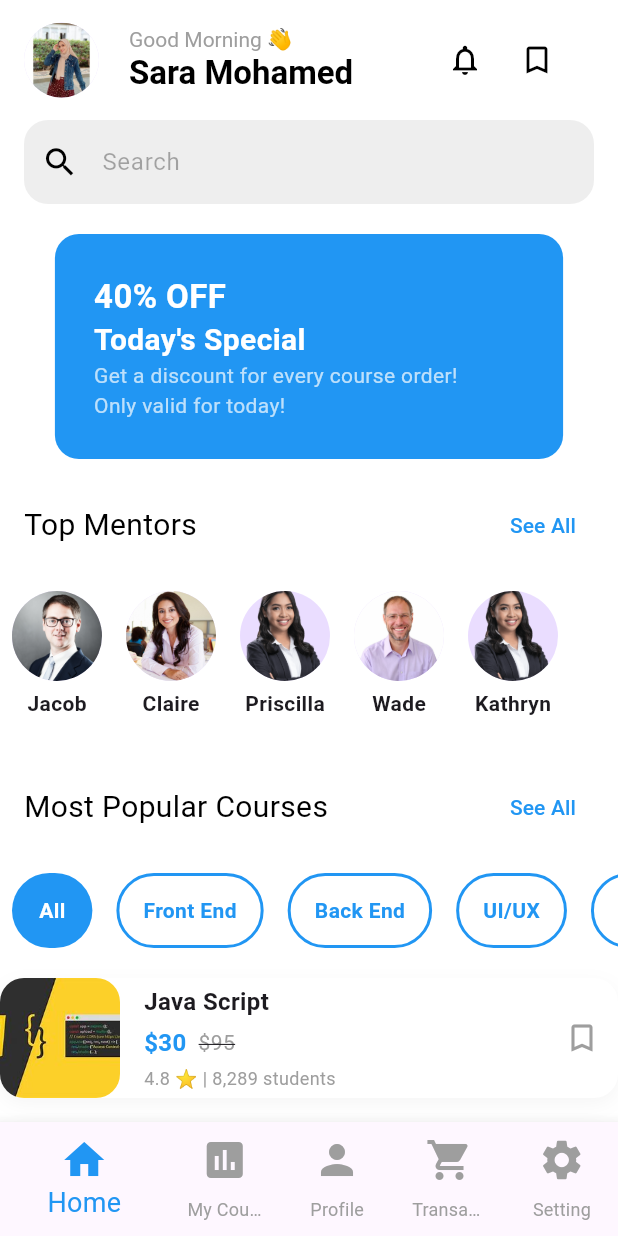
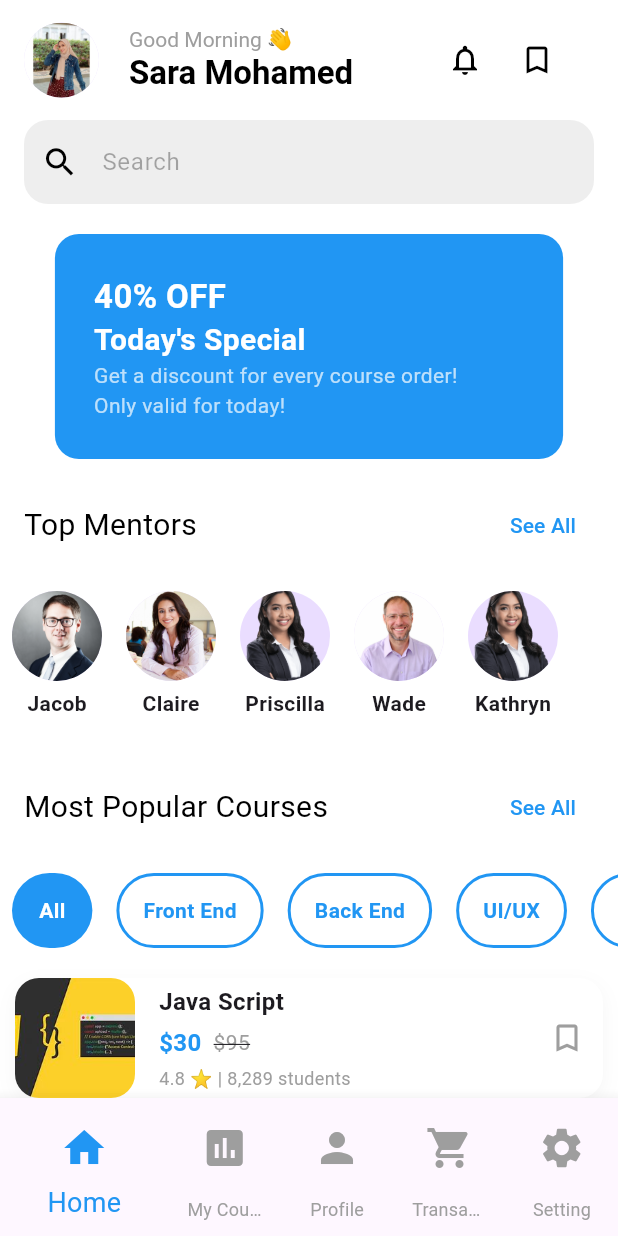
Before and after one commit to SaraMo29/TechTonic, a Flutter app: the HomeScreen screen opened directly, on a phone screen of 412 x 824 dp. Run offline on Flutter 3.47's test engine with Material 3 defaults, Android fonts, the phone set to English and light mode, and no system bars; drawn by our look-alikes of carousel_slider; our stand-ins replace get, introduction_screen, shared_preferences; accounts and stored records are empty.

Commit message:
first semester last commit ISA🫠

```diff
--- a/lib/main.dart
+++ b/lib/main.dart
@@ -4,12 +4,12 @@ import 'package:graduation_project/controllers/theme_controller.dart';
 import 'package:graduation_project/screens/splash_screen.dart';
 
 void main() {
-  runApp( MyApp());
+  runApp(MyApp());
 }
 
 class MyApp extends StatelessWidget {
   final ThemeController themeController = Get.put(ThemeController());
-   MyApp({super.key});
+  MyApp({super.key});
   @override
   Widget build(BuildContext context) {
     return Obx(() {
--- a/lib/screens/home_screen.dart
+++ b/lib/screens/home_screen.dart
@@ -4,6 +4,7 @@ import 'package:graduation_project/components/const_promo_card.dart';
 import 'package:graduation_project/components/cours_card.dart';
 import 'package:graduation_project/components/filters_listView.dart';
 import 'package:graduation_project/components/user_needs.dart';
+import 'package:graduation_project/screens/profile_screen.dart';
 
 class HomeScreen extends StatefulWidget {
   HomeScreen({super.key});
@@ -28,6 +29,7 @@ class _HomeScreenState extends State<HomeScreen> {
     return Scaffold(
       backgroundColor: Colors.white,
       appBar: AppBar(
+        automaticallyImplyLeading: false,
         backgroundColor: Colors.transparent,
         elevation: 0,
         toolbarHeight: 80,
@@ -40,7 +42,7 @@ class _HomeScreenState extends State<HomeScreen> {
             SizedBox(width: 20),
             Column(
               crossAxisAlignment: CrossAxisAlignment.start,
-              children:  [
+              children: [
                 Text(
                   "Good Morning 👋",
                   style: TextStyle(fontSize: 14, color: Colors.grey),
@@ -80,8 +82,7 @@ class _HomeScreenState extends State<HomeScreen> {
                 decoration: InputDecoration(
                   hintText: "Search",
                   hintStyle: const TextStyle(
-                      color: Color.fromARGB(83, 0, 0, 0),
-                      fontSize: 16),
+                      color: Color.fromARGB(83, 0, 0, 0), fontSize: 16),
                   prefixIcon: const Icon(
                     Icons.search,
                     size: 25,
@@ -93,16 +94,17 @@ class _HomeScreenState extends State<HomeScreen> {
                     borderRadius: BorderRadius.circular(16),
                     borderSide: BorderSide.none,
                   ),
-                  contentPadding: const EdgeInsets.symmetric(
-                      vertical: 16),
+                  contentPadding: const EdgeInsets.symmetric(vertical: 16),
                 ),
               ),
             ),
             const SizedBox(height: 20),
             PromoCarousel(),
-            const SizedBox(height: 20,),
+            const SizedBox(
+              height: 20,
+            ),
             const Padding(
-              padding:   EdgeInsets.symmetric(horizontal: 16.0),
+              padding: EdgeInsets.symmetric(horizontal: 16.0),
               child: UserNeeds(
                 question: "Top Mentors",
                 answer: "See All",
@@ -111,7 +113,9 @@ class _HomeScreenState extends State<HomeScreen> {
                 mainAxisAlignment: MainAxisAlignment.spaceBetween,
               ),
             ),
-            const SizedBox(height: 20,),
+            const SizedBox(
+              height: 20,
+            ),
             Container(
               height: 100,
               child: ListView.builder(
@@ -125,9 +129,11 @@ class _HomeScreenState extends State<HomeScreen> {
                 },
               ),
             ),
-           const SizedBox(height: 20,),
+            const SizedBox(
+              height: 20,
+            ),
             const Padding(
-              padding:   EdgeInsets.symmetric(horizontal: 16.0),
+              padding: EdgeInsets.symmetric(horizontal: 16.0),
               child: UserNeeds(
                 question: "Most Popular Courses",
                 answer: "See All",
@@ -136,10 +142,17 @@ class _HomeScreenState extends State<HomeScreen> {
                 mainAxisAlignment: MainAxisAlignment.spaceBetween,
               ),
             ),
-             const SizedBox(height: 20,),
+            const SizedBox(
+              height: 20,
+            ),
             FiltersListview(),
-             const SizedBox(height: 20,),
-             const CourseCard( ),
+            const SizedBox(
+              height: 20,
+            ),
+            Padding(
+              padding: const EdgeInsets.symmetric(horizontal: 10),
+              child: const CourseCard(),
+            ),
           ],
         ),
       ),
@@ -149,14 +162,44 @@ class _HomeScreenState extends State<HomeScreen> {
         selectedItemColor: Colors.blue,
         selectedFontSize: 18,
         unselectedItemColor: Colors.grey,
-        items: const [
-          BottomNavigationBarItem(icon: Icon(Icons.home), label: 'Home'),
+        items: [
           BottomNavigationBarItem(
-              icon: Icon(Icons.assessment), label: 'My Course'),
-          BottomNavigationBarItem(icon: Icon(Icons.person), label: 'Profile'),
+              icon: IconButton(
+                icon: Icon(Icons.home),
+                onPressed: () {},
+              ),
+              label: 'Home'),
           BottomNavigationBarItem(
-              icon: Icon(Icons.shopping_cart), label: 'Transaction'),
-          BottomNavigationBarItem(icon: Icon(Icons.settings), label: 'Setting'),
+              icon: IconButton(
+                icon: Icon(Icons.assessment),
+                onPressed: () {},
+              ),
+              label: 'My Course'),
+          BottomNavigationBarItem(
+              icon: IconButton(
+                icon: Icon(Icons.person),
+                onPressed: () {
+                  Navigator.push(
+                    context,
+                    MaterialPageRoute(
+                      builder: (context) => ProfileScreen(),
+                    ),
+                  );
+                },
+              ),
+              label: 'Profile'),
+          BottomNavigationBarItem(
+              icon: IconButton(
+                icon: Icon(Icons.shopping_cart),
+                onPressed: () {},
+              ),
+              label: 'Transaction'),
+          BottomNavigationBarItem(
+              icon: IconButton(
+                icon: Icon(Icons.settings),
+                onPressed: () {},
+              ),
+              label: 'Setting'),
         ],
       ),
     );
```
Also changed, not shown: lib/controllers/login_controller.dart (+40 -11 lines), lib/controllers/regestration_controller.dart (+41 -12 lines), lib/screens/profile_screen.dart (added, +80 -0 lines), pubspec.lock, 1 other file. Lines whose indentation alone changed are shown as unchanged.
